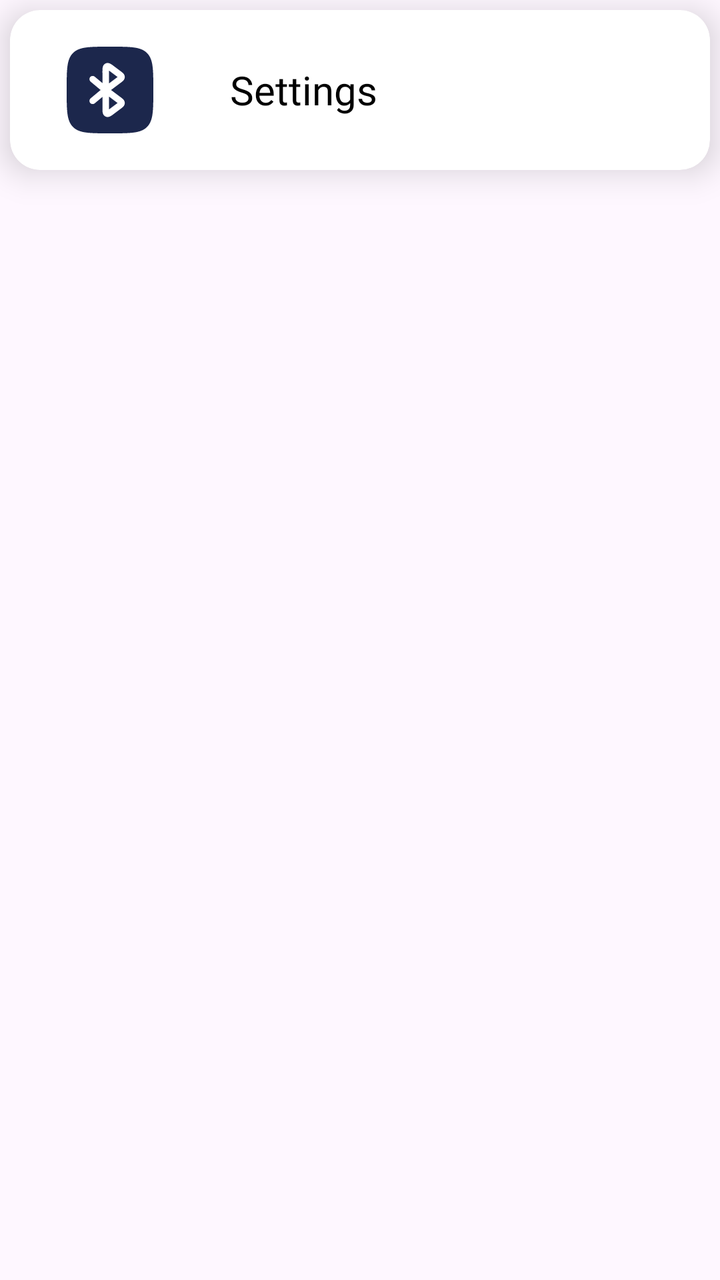
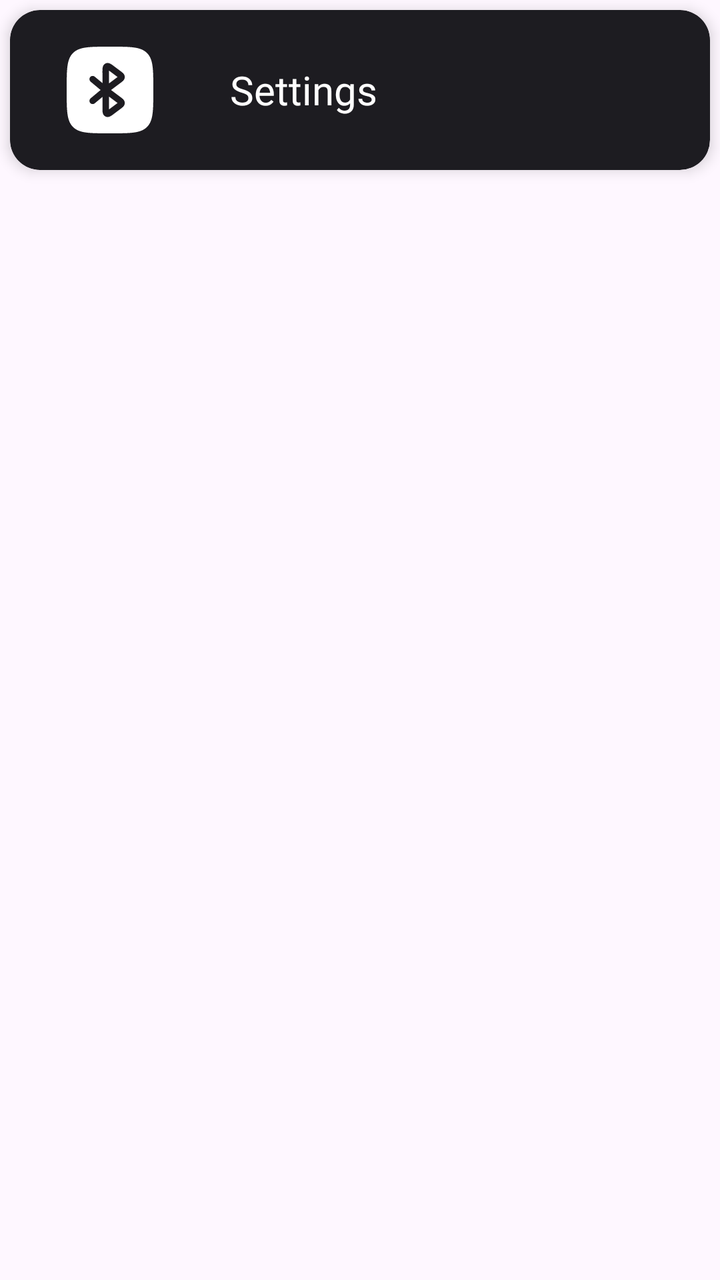

Two renders of the same Android screen: before a commit and after it. Below are the layout's source before the change and the commit's diff.
<!-- AndroidManifest.xml: application theme Theme.IvaMobileApp -->
<!-- res/layout/item_settings.xml -->
<?xml version="1.0" encoding="utf-8"?>
<androidx.coordinatorlayout.widget.CoordinatorLayout xmlns:android="http://schemas.android.com/apk/res/android"
    xmlns:app="http://schemas.android.com/apk/res-auto"
    android:layout_width="match_parent"
    android:layout_height="wrap_content">

    <androidx.cardview.widget.CardView
        android:layout_width="match_parent"
        android:layout_height="wrap_content"
        android:layout_margin="5dp"
        android:background="@android:color/white"
        app:cardBackgroundColor="@android:color/white"
        app:cardCornerRadius="15dp"
        app:cardElevation="10dp">

        <RelativeLayout
            android:layout_width="match_parent"
            android:layout_height="wrap_content"
            android:background="?android:selectableItemBackground">

            <ImageView
                android:id="@+id/imgSettings"
                android:layout_width="100dp"
                android:layout_height="80dp"
                android:scaleType="centerInside"
                android:src="@drawable/ic_bt" />

            <TextView
                android:id="@+id/txtSettingName"
                android:layout_width="wrap_content"
                android:layout_height="wrap_content"
                android:layout_centerVertical="true"
                android:layout_marginLeft="10dp"
                android:layout_toRightOf="@+id/imgSettings"
                android:fontFamily="@font/roboto_regular"
                android:text="Settings"
                android:textColor="@android:color/black"
                android:textSize="20sp" />
        </RelativeLayout>
    </androidx.cardview.widget.CardView>
</androidx.coordinatorlayout.widget.CoordinatorLayout>
<!-- resources referenced by this layout -->
<resources>
  <!-- drawable ic_bt: vector/xml drawable (drawable, 2112 chars, omitted) -->
  <style name="Theme.IvaMobileApp" parent="Base.Theme.IvaMobileApp" />
  <style name="Base.Theme.IvaMobileApp" parent="Theme.Material3.DayNight.NoActionBar">
          
          
      </style>
</resources>

<!-- the commit's change to res/layout/item_settings.xml (unified diff, before → after) -->
@@ -8,10 +8,9 @@
         android:layout_width="match_parent"
         android:layout_height="wrap_content"
         android:layout_margin="5dp"
-        android:background="@android:color/white"
-        app:cardBackgroundColor="@android:color/white"
+        app:cardBackgroundColor="#1d1c21"
         app:cardCornerRadius="15dp"
-        app:cardElevation="10dp">
+        app:cardElevation="4dp">
 
         <RelativeLayout
             android:layout_width="match_parent"
@@ -23,7 +22,8 @@
                 android:layout_width="100dp"
                 android:layout_height="80dp"
                 android:scaleType="centerInside"
-                android:src="@drawable/ic_bt" />
+                android:src="@drawable/ic_bt"
+                app:tint="@color/white" />
 
             <TextView
                 android:id="@+id/txtSettingName"
@@ -34,7 +34,7 @@
                 android:layout_toRightOf="@+id/imgSettings"
                 android:fontFamily="@font/roboto_regular"
                 android:text="Settings"
-                android:textColor="@android:color/black"
+                android:textColor="@color/white"
                 android:textSize="20sp" />
         </RelativeLayout>
     </androidx.cardview.widget.CardView>
<!-- resource entries referenced after the edit -->
@@ -1,5 +1,6 @@
 <!-- resources referenced by this layout -->
 <resources>
+  <color name="white">#FFFFFFFF</color>
   <!-- drawable ic_bt: vector/xml drawable (drawable, 2112 chars, omitted) -->
   <style name="Theme.IvaMobileApp" parent="Base.Theme.IvaMobileApp" />
   <style name="Base.Theme.IvaMobileApp" parent="Theme.Material3.DayNight.NoActionBar">
